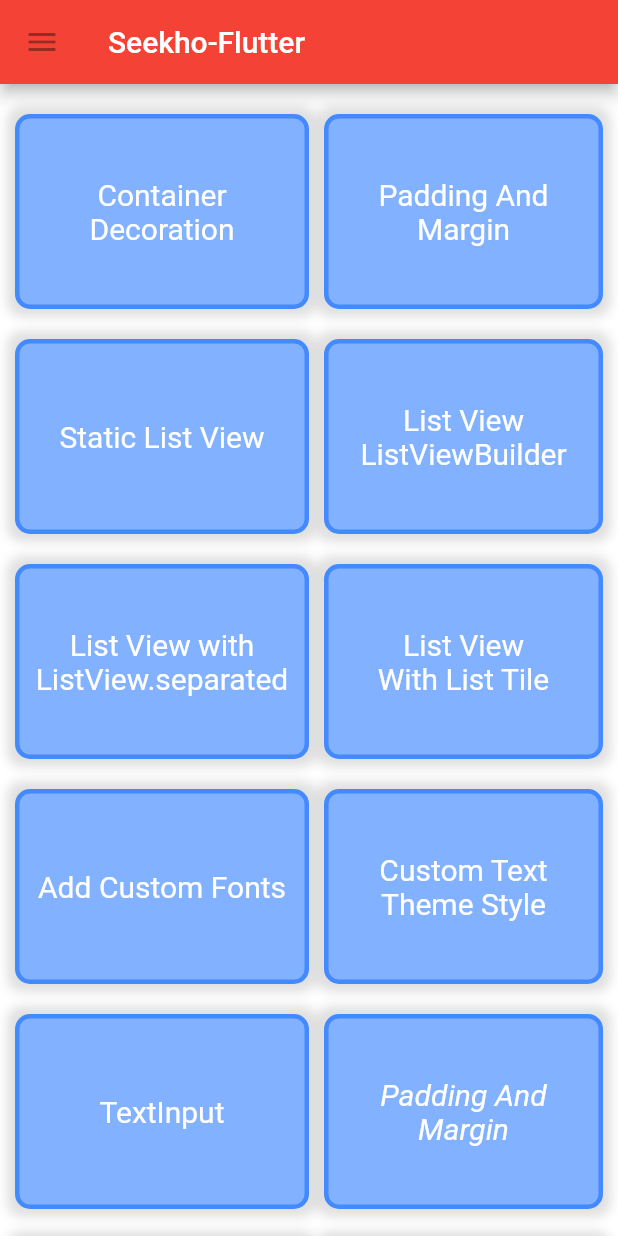
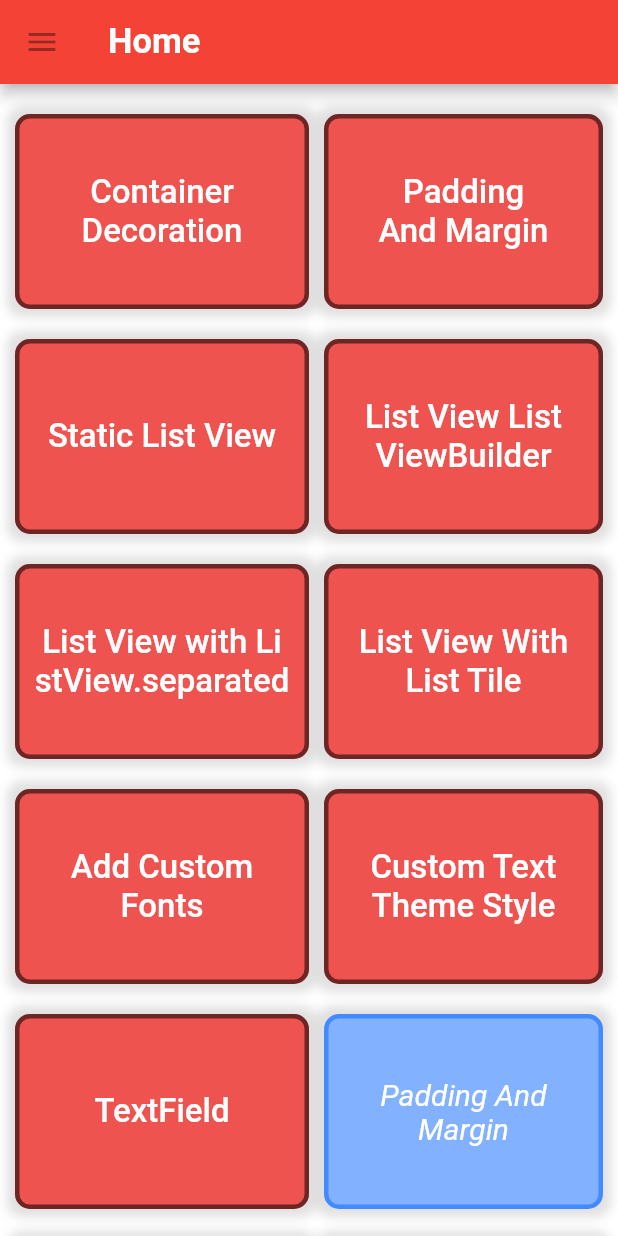
Before and after one commit to ChandravirRaj/lodhi_info_tech, a Flutter app: the screen it shows after launch, on a phone screen of 412 x 824 dp. Run offline on Flutter 3.47's test engine with Material 2 defaults, Android fonts, the phone set to English and light mode, and no system bars; our stand-ins replace email_validator.

Commit message:
add string inot constants file

```diff
--- a/lib/home/home_screen.dart
+++ b/lib/home/home_screen.dart
@@ -8,6 +8,7 @@ import 'package:lodhi_info_tech/practice/tut_text_input.dart';
 import 'package:lodhi_info_tech/practice/tut_vertical_list_view.dart';
 import 'package:lodhi_info_tech/practice/tut_vertical_list_view_two.dart';
 import 'package:lodhi_info_tech/practice/tut_list_tile.dart';
+import 'package:lodhi_info_tech/utils/util.dart';
 
 class MyHomePage extends StatefulWidget {
   const MyHomePage({super.key, required this.title});
@@ -23,7 +24,7 @@ class _MyHomePageState extends State<MyHomePage> {
   Widget build(BuildContext context) {
     return Scaffold(
       appBar: AppBar(
-        title: Text(widget.title),
+        title: Text(widget.title,style: Util.headerTitleTextStyle(textColor: Colors.white,fontSize: 23),),
         leading: const IconButton(onPressed: null, icon: Icon(Icons.menu)),
       ),
       body: Container(
@@ -45,10 +46,10 @@ class _MyHomePageState extends State<MyHomePage> {
                         height: 130,
                         margin: const EdgeInsets.only(left: 10, top: 20),
                         decoration: BoxDecoration(
-                            color: Colors.blueAccent.shade100,
+                            color: Colors.red.shade400,
                             shape: BoxShape.rectangle,
                             border:
-                                Border.all(width: 3, color: Colors.blueAccent),
+                                Border.all(width: 3, color: Colors.black54),
                             borderRadius:
                                 const BorderRadius.all(Radius.circular(10.0)),
                             boxShadow: const [
@@ -63,7 +64,7 @@ class _MyHomePageState extends State<MyHomePage> {
                             child: Text(
                               "Container Decoration",
                               textAlign: TextAlign.center,
-                              style: Theme.of(context).textTheme.headline3,
+                              style: Theme.of(context).textTheme.headline2,
                             ),
                           ),
                         ),
@@ -78,10 +79,10 @@ class _MyHomePageState extends State<MyHomePage> {
                         margin:
                             const EdgeInsets.only(right: 10, top: 20, left: 10),
                         decoration: BoxDecoration(
-                            color: Colors.blueAccent.shade100,
+                            color: Colors.red.shade400,
                             shape: BoxShape.rectangle,
                             border:
-                                Border.all(width: 3, color: Colors.blueAccent),
+                            Border.all(width: 3, color: Colors.black54),
                             borderRadius:
                             const BorderRadius.all(Radius.circular(10.0)),
                             boxShadow: const [
@@ -99,7 +100,7 @@ class _MyHomePageState extends State<MyHomePage> {
                               child: Text(
                                 "Padding And Margin",
                                 textAlign: TextAlign.center,
-                                style: Theme.of(context).textTheme.headline3,
+                                style: Theme.of(context).textTheme.headline2,
                               ),
                             ),
                           ),
@@ -120,10 +121,10 @@ class _MyHomePageState extends State<MyHomePage> {
                         height: 130,
                         margin: const EdgeInsets.only(left: 10, top: 20),
                         decoration: BoxDecoration(
-                            color: Colors.blueAccent.shade100,
+                            color: Colors.red.shade400,
                             shape: BoxShape.rectangle,
                             border:
-                                Border.all(width: 3, color: Colors.blueAccent),
+                            Border.all(width: 3, color: Colors.black54),
                             borderRadius:
                             const BorderRadius.all(Radius.circular(10.0)),
                             boxShadow: const [
@@ -138,7 +139,7 @@ class _MyHomePageState extends State<MyHomePage> {
                             child: Text(
                               "Static List View",
                               textAlign: TextAlign.center,
-                              style: Theme.of(context).textTheme.headline3,
+                              style: Theme.of(context).textTheme.headline2,
                             ),
                           ),
                         ),
@@ -153,10 +154,10 @@ class _MyHomePageState extends State<MyHomePage> {
                         margin:
                             const EdgeInsets.only(right: 10, top: 20, left: 10),
                         decoration: BoxDecoration(
-                            color: Colors.blueAccent.shade100,
+                            color: Colors.red.shade400,
                             shape: BoxShape.rectangle,
                             border:
-                                Border.all(width: 3, color: Colors.blueAccent),
+                            Border.all(width: 3, color: Colors.black54),
                             borderRadius:
                             const BorderRadius.all(Radius.circular(10.0)),
                             boxShadow: const [
@@ -174,7 +175,7 @@ class _MyHomePageState extends State<MyHomePage> {
                               child: Text(
                                 "List View ListViewBuilder",
                                 textAlign: TextAlign.center,
-                                  style: Theme.of(context).textTheme.headline3,
+                                  style: Theme.of(context).textTheme.headline2,
                               ),
                             ),
                           ),
@@ -195,10 +196,10 @@ class _MyHomePageState extends State<MyHomePage> {
                         height: 130,
                         margin: const EdgeInsets.only(left: 10, top: 20),
                         decoration: BoxDecoration(
-                            color: Colors.blueAccent.shade100,
+                            color: Colors.red.shade400,
                             shape: BoxShape.rectangle,
                             border:
-                                Border.all(width: 3, color: Colors.blueAccent),
+                            Border.all(width: 3, color: Colors.black54),
                             borderRadius:
                             const BorderRadius.all(Radius.circular(10.0)),
                             boxShadow: const [
@@ -213,7 +214,7 @@ class _MyHomePageState extends State<MyHomePage> {
                             child: Text(
                               "List View with ListView.separated",
                               textAlign: TextAlign.center,
-                                style: Theme.of(context).textTheme.headline3,
+                                style: Theme.of(context).textTheme.headline2,
                             ),
                           ),
                         ),
@@ -228,10 +229,10 @@ class _MyHomePageState extends State<MyHomePage> {
                         margin:
                             const EdgeInsets.only(right: 10, top: 20, left: 10),
                         decoration: BoxDecoration(
-                            color: Colors.blueAccent.shade100,
+                            color: Colors.red.shade400,
                             shape: BoxShape.rectangle,
                             border:
-                                Border.all(width: 3, color: Colors.blueAccent),
+                            Border.all(width: 3, color: Colors.black54),
                             borderRadius:
                             const BorderRadius.all(Radius.circular(10.0)),
                             boxShadow: const [
@@ -244,12 +245,12 @@ class _MyHomePageState extends State<MyHomePage> {
                           width: double.infinity,
                           height: double.infinity,
                           child: Padding(
-                            padding: EdgeInsets.all(30.0),
+                            padding: EdgeInsets.all(10.0),
                             child: Center(
                               child: Text(
                                 "List View With List Tile",
                                 textAlign: TextAlign.center,
-                                style: Theme.of(context).textTheme.headline3,
+                                style: Theme.of(context).textTheme.headline2,
                               ),
                             ),
                           ),
@@ -270,10 +271,10 @@ class _MyHomePageState extends State<MyHomePage> {
                         height: 130,
                         margin: const EdgeInsets.only(left: 10, top: 20),
                         decoration: BoxDecoration(
-                            color: Colors.blueAccent.shade100,
+                            color: Colors.red.shade400,
                             shape: BoxShape.rectangle,
                             border:
-                                Border.all(width: 3, color: Colors.blueAccent),
+                            Border.all(width: 3, color: Colors.black54),
                             borderRadius:
                             const BorderRadius.all(Radius.circular(10.0)),
                             boxShadow: const [
@@ -288,7 +289,7 @@ class _MyHomePageState extends State<MyHomePage> {
                             child: Text(
                               "Add Custom Fonts",
                               textAlign: TextAlign.center,
-                              style: Theme.of(context).textTheme.headline3,
+                              style: Theme.of(context).textTheme.headline2,
                             ),
                           ),
                         ),
@@ -303,10 +304,10 @@ class _MyHomePageState extends State<MyHomePage> {
                         margin:
                             const EdgeInsets.only(right: 10, top: 20, left: 10),
                         decoration: BoxDecoration(
-                            color: Colors.blueAccent.shade100,
+                            color: Colors.red.shade400,
                             shape: BoxShape.rectangle,
                             border:
-                                Border.all(width: 3, color: Colors.blueAccent),
+                            Border.all(width: 3, color: Colors.black54),
                             borderRadius:
                             const BorderRadius.all(Radius.circular(10.0)),
                             boxShadow: const [
@@ -319,12 +320,12 @@ class _MyHomePageState extends State<MyHomePage> {
                           width: double.infinity,
                           height: double.infinity,
                           child:  Padding(
-                            padding: EdgeInsets.all(30.0),
+                            padding: EdgeInsets.all(10.0),
                             child: Center(
                               child: Text(
                                 "Custom Text Theme Style",
                                 textAlign: TextAlign.center,
-                                style: Theme.of(context).textTheme.headline3,
+                                style: Theme.of(context).textTheme.headline2,
                               ),
                             ),
                           ),
@@ -345,10 +346,10 @@ class _MyHomePageState extends State<MyHomePage> {
                         height: 130,
                         margin: const EdgeInsets.only(left: 10, top: 20),
                         decoration: BoxDecoration(
-                            color: Colors.blueAccent.shade100,
+                            color: Colors.red.shade400,
                             shape: BoxShape.rectangle,
                             border:
-                                Border.all(width: 3, color: Colors.blueAccent),
+                            Border.all(width: 3, color: Colors.black54),
                             borderRadius:
                             const BorderRadius.all(Radius.circular(10.0)),
                             boxShadow: const [
@@ -361,9 +362,9 @@ class _MyHomePageState extends State<MyHomePage> {
                           child: Padding(
                             padding: EdgeInsets.all(10.0),
                             child: Text(
-                              "TextInput",
+                              "TextField",
                               textAlign: TextAlign.center,
-                              style: Theme.of(context).textTheme.headline3,
+                              style: Theme.of(context).textTheme.headline2,
                             ),
                           ),
                         ),
@@ -495,6 +496,7 @@ class _MyHomePageState extends State<MyHomePage> {
                   ),
                 ],
               ),
+              const SizedBox(height: 40,)
             ],
           ),
         ),
--- a/lib/main.dart
+++ b/lib/main.dart
@@ -18,7 +18,7 @@ class MyApp extends StatelessWidget {
         splashColor: Colors.red,
         textTheme: const TextTheme(
           headline1: TextStyle(color: Colors.grey, fontSize: 25, fontFamily: 'FontRobotoBold'),
-          headline2: TextStyle(color: Colors.black87, fontSize: 25, fontFamily: 'FontRobotoMedium'),
+          headline2: TextStyle(color: Colors.white, fontSize: 22, fontFamily: 'FontRobotoMedium'),
           headline3: TextStyle(color: Colors.white, fontSize: 20, fontFamily: 'FontRobotoRegular'),
           headline4: TextStyle(color: Colors.black, fontSize: 25, fontFamily: 'FontRobotoRegular'),
         ),
--- a/lib/splash_screen.dart
+++ b/lib/splash_screen.dart
@@ -2,6 +2,7 @@ import 'dart:async';
 
 import 'package:flutter/material.dart';
 import 'package:lodhi_info_tech/home/home_screen.dart';
+import 'package:lodhi_info_tech/utils/constants.dart';
 import 'package:lodhi_info_tech/utils/util.dart';
 
 class SplashScreen extends StatefulWidget {
@@ -22,7 +23,7 @@ class _SplashScreenState extends State<SplashScreen> {
       Navigator.pushReplacement(
           context,
           MaterialPageRoute(
-              builder: (context) => const MyHomePage(title: "Seekho-Flutter")));
+              builder: (context) => const MyHomePage(title: Constants.textHome)));
     });
   }
 
@@ -56,7 +57,7 @@ class _SplashScreenState extends State<SplashScreen> {
                 color: Colors.white,
               ),
               Text(
-                "Seekho-Flutter",
+                Constants.textAppName,
                 style: Util.headerTitleTextStyle(
                     textColor: Colors.white, fontSize: 30),
               ),
--- a/lib/utils/constants.dart
+++ b/lib/utils/constants.dart
@@ -2,15 +2,20 @@ class Constants{
   static const String passwordRegex = r'^(?=.*?[A-Z])(?=.*?[a-z])(?=.*?[0-9])(?=.*?[!@#\$&*~]).{8,}$';
   static const String emailRegex = r'^(?=.*?[A-Z])(?=.*?[a-z])(?=.*?[0-9])(?=.*?[!@#\$&*~]).{8,}$';
 
+  //---------------------------Texts-------------------------------------------
+  static const String textAppName = "Flutter-Seekho";
+  static const String textHome = "Home";
+  static const String textSubmit = "Submit";
 
-
-  static const String textSubmit = "Submit";
+  //---------------------------Lebel-------------------------------------------
   static const String lebelEmailAddress = "Email Address";
   static const String lebelPassword = "Password";
 
+  //---------------------------Hints-------------------------------------------
   static const String hintEnterEmailAddress = "Enter email address";
   static const String hintEnterPassword = "Enter your password";
 
+  //---------------------------Error Messages-------------------------------------------
   static const String errorMessageEnterValidEmail = "Please enter valid email";
   static const String errorMessageEnterEmail = "Please enter email";
   static const String errorMessagePasswordEmpty = "Please enter password";
```
Lines whose indentation alone changed are shown as unchanged.
